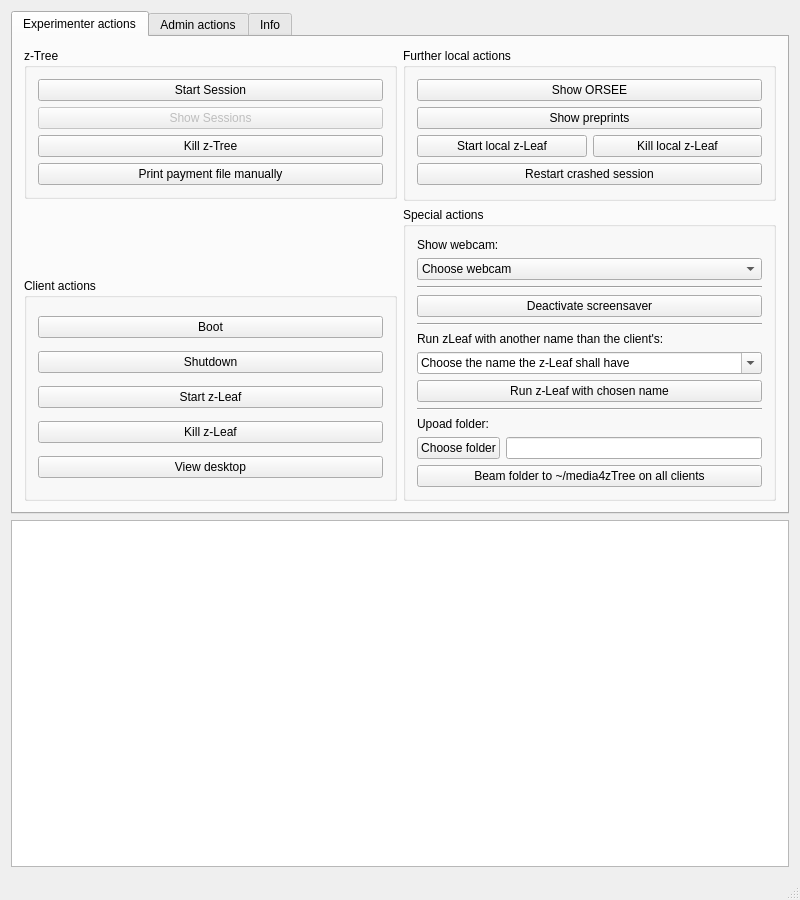
Before: the Qt Designer form src/mainwindow.ui in tobiaswee/Labcontrol, drawn with Qt 5.
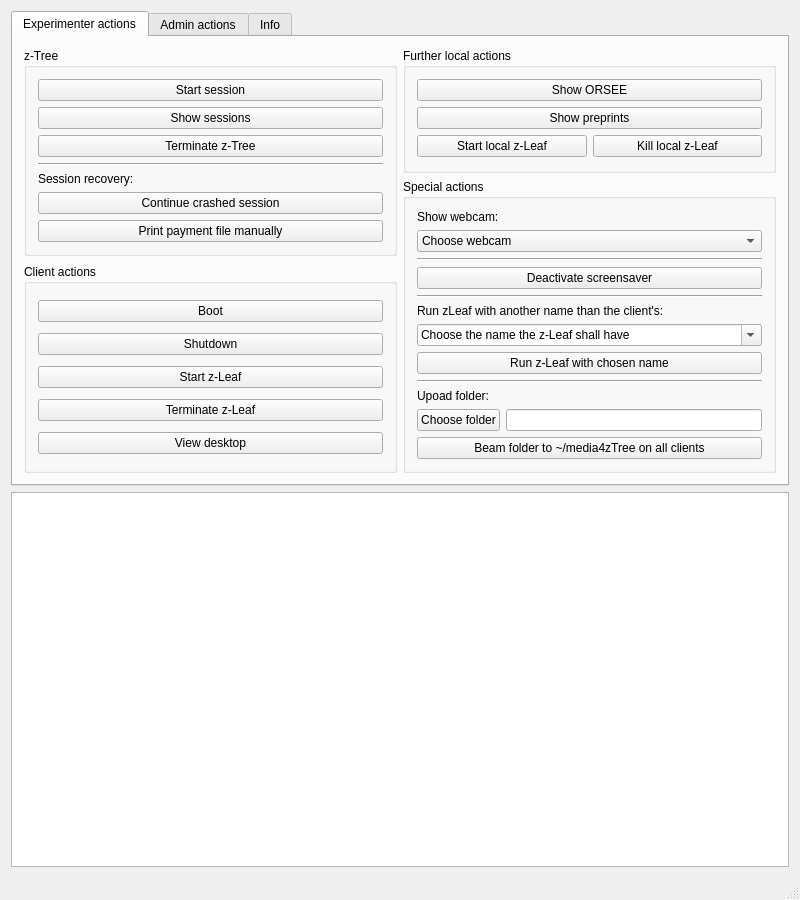
After: the same form once the commit is applied. Icons and pictures are not drawn.

Diff of the .ui file:
```diff
--- a/src/mainwindow.ui
+++ b/src/mainwindow.ui
@@ -54,24 +54,24 @@
             <property name="flat">
              <bool>false</bool>
             </property>
-            <layout class="QVBoxLayout" name="verticalLayout_4" stretch="0,0,0,0">
+            <layout class="QVBoxLayout" name="verticalLayout_4" stretch="0,0,0,0,0,0,0">
              <item>
               <widget class="QPushButton" name="PBStartSession">
                <property name="toolTip">
                 <string>Start a new session. A new window will be opened to enter all required parameters.</string>
                </property>
                <property name="text">
-                <string>Start Session</string>
+                <string>Start session</string>
                </property>
               </widget>
              </item>
              <item>
               <widget class="QPushButton" name="PBShowSessions">
                <property name="enabled">
-                <bool>false</bool>
+                <bool>true</bool>
                </property>
                <property name="text">
-                <string>Show Sessions</string>
+                <string>Show sessions</string>
                </property>
               </widget>
              </item>
@@ -81,7 +81,28 @@
                 <string>Kill all local z-Tree instances</string>
                </property>
                <property name="text">
-                <string>Kill z-Tree</string>
+                <string>Terminate z-Tree</string>
+               </property>
+              </widget>
+             </item>
+             <item>
+              <widget class="Line" name="line_4">
+               <property name="orientation">
+                <enum>Qt::Horizontal</enum>
+               </property>
+              </widget>
+             </item>
+             <item>
+              <widget class="QLabel" name="label">
+               <property name="text">
+                <string>Session recovery:</string>
+               </property>
+              </widget>
+             </item>
+             <item>
+              <widget class="QPushButton" name="PBrestartCrashedSession">
+               <property name="text">
+                <string>Continue crashed session</string>
                </property>
               </widget>
              </item>
@@ -140,7 +161,7 @@
                 <string>Kills zLeaf on all selected clients.</string>
                </property>
                <property name="text">
-                <string>Kill z-Leaf</string>
+                <string>Terminate z-Leaf</string>
                </property>
               </widget>
              </item>
@@ -202,13 +223,6 @@
                </item>
               </layout>
              </item>
-             <item>
-              <widget class="QPushButton" name="PBrestartCrashedSession">
-               <property name="text">
-                <string>Restart crashed session</string>
-               </property>
-              </widget>
-             </item>
             </layout>
            </widget>
           </item>
```
